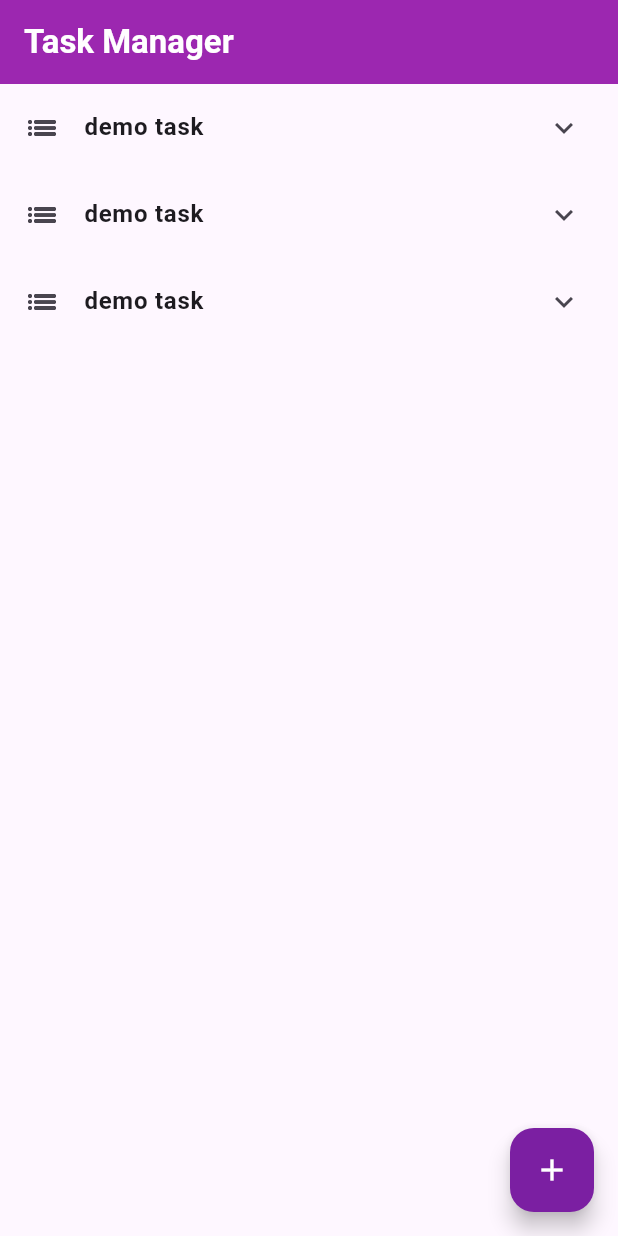
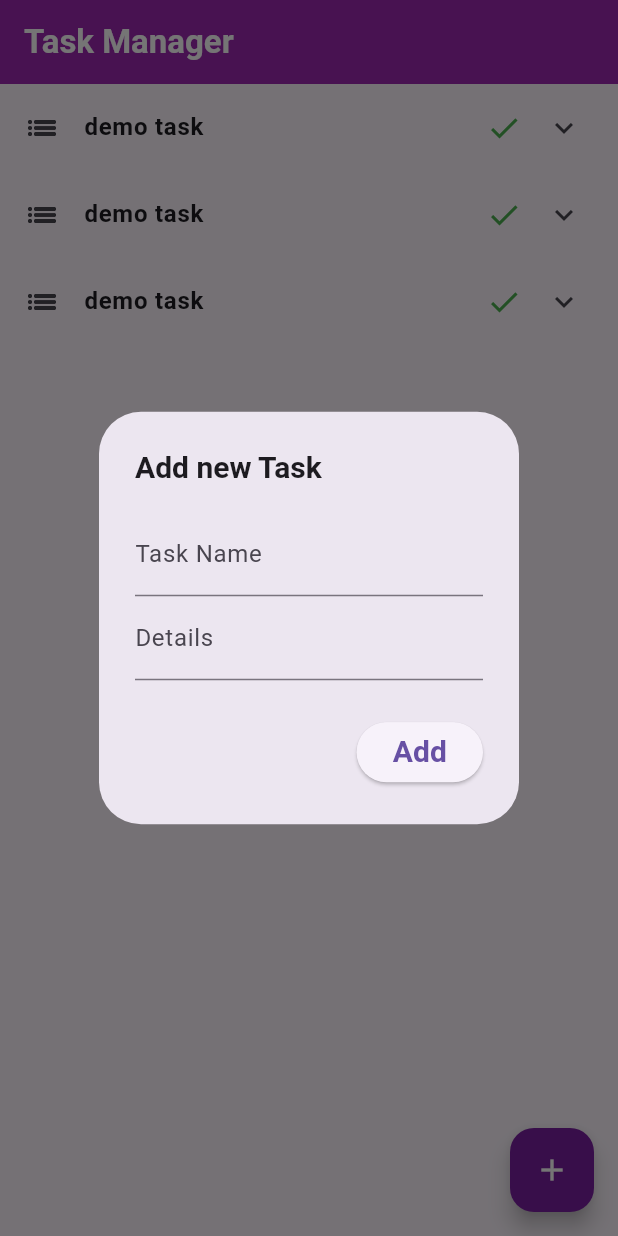
Before and after one commit to mahabubulhasibshawon/Task-Manager, a Flutter app: the screen it shows after launch, after a tap on the "add" icon, on a phone screen of 412 x 824 dp. Run offline on Flutter 3.47's test engine with Material 3 defaults, Android fonts, the phone set to English and light mode, and no system bars.

Commit message:
add tik sign

```diff
--- a/lib/screens/home_page.dart
+++ b/lib/screens/home_page.dart
@@ -1,38 +1,49 @@
 import 'package:flutter/material.dart';
 import 'package:task_manager/src/homepage_controller.dart';
 
-class HomePage extends StatelessWidget {
+class HomePage extends StatefulWidget {
   HomePage({super.key});
 
+  @override
+  State<HomePage> createState() => _HomePageState();
+}
+
+class _HomePageState extends State<HomePage> {
   final controller = HomepageController();
 
   @override
   Widget build(BuildContext context) {
     return Scaffold(
       appBar: AppBar(
-        title: const Text('Task Manager', style: TextStyle(color: Colors.white, fontWeight: FontWeight.bold),),
+        title: const Text(
+          'Task Manager',
+          style: TextStyle(color: Colors.white, fontWeight: FontWeight.bold),
+        ),
         backgroundColor: Colors.purple,
       ),
-
       body: ListView.builder(
           itemCount: controller.taskList.length,
-          itemBuilder: (ctx, index){
+          itemBuilder: (ctx, index) {
             return ExpansionTile(
-          title: Text(
+              title: Row(
+                mainAxisAlignment: MainAxisAlignment.spaceBetween,
+                children: [
+                  Text(
                     controller.taskList[index].taskName,
-            style: TextStyle(fontWeight: FontWeight.bold),
+                    style: const TextStyle(fontWeight: FontWeight.bold),
                   ),
-          leading: Icon(Icons.list_sharp),
+                  Icon(Icons.done,color: Colors.green,)
+                ],
+              ),
+              leading: const Icon(Icons.list_sharp),
               children: [
                 Container(
-              padding: EdgeInsets.all(20),
+                  padding: const EdgeInsets.all(20),
                   child: Row(
                     children: [
                       Text(
                         controller.taskList[index].taskDetails,
-                    style: const TextStyle(
-                      fontSize: 16
-                    ),
+                        style: const TextStyle(fontSize: 16),
                         textAlign: TextAlign.start,
                       ),
                     ],
@@ -42,9 +53,56 @@ class HomePage extends StatelessWidget {
             );
           }),
       floatingActionButton: FloatingActionButton(
-        onPressed: (){},
-        child: const Icon(Icons.add, color: Colors.white,),
+        onPressed: () {
+          showDialog(
+              context: context,
+              builder: (ctx) {
+                return AlertDialog(
+                  title: const Text(
+                    'Add new Task',
+                    style: TextStyle(
+                      fontSize: 20,
+                      fontWeight: FontWeight.bold,
+                    ),
+                  ),
+                  content: Column(
+                    mainAxisSize: MainAxisSize.min,
+                    children: [
+                      TextField(
+                        controller: controller.taskTitleController,
+                        decoration: InputDecoration(
+                            label: Text('Task Name'),
+                            hintText: 'Name of the task'),
+                      ),
+                      TextField(
+                        controller: controller.taskDetailsController,
+                        decoration: InputDecoration(
+                            label: Text('Details'),
+                            hintText: 'Type your task details'),
+                      ),
+                    ],
+                  ),
+                  actions: [
+                    ElevatedButton(
+                        onPressed: (){
+                          setState(() {
+                            controller.addNewTask();
+                          });
+                        },
+                        child: const Text(
+                          'Add',
+                          style: TextStyle(
+                              fontWeight: FontWeight.bold, fontSize: 20),
+                        ))
+                  ],
+                );
+              });
+        },
         backgroundColor: Colors.purple.shade700,
+        child: const Icon(
+          Icons.add,
+          color: Colors.white,
+        ),
       ),
     );
   }
--- a/lib/src/homepage_controller.dart
+++ b/lib/src/homepage_controller.dart
@@ -1,9 +1,22 @@
+import 'package:flutter/cupertino.dart';
+
 import '../models/task_model.dart';
 
-class HomepageController{
+class HomepageController {
+  final TextEditingController taskTitleController = TextEditingController();
+  final TextEditingController taskDetailsController = TextEditingController();
+
   List<TaskModel> taskList = [
-    TaskModel(taskName: 'demo task', taskDetails: 'Hello world\n', isComplete: false),
+    TaskModel(
+        taskName: 'demo task', taskDetails: 'Hello world\n', isComplete: false),
     TaskModel(taskName: 'demo task', taskDetails: '', isComplete: false),
     TaskModel(taskName: 'demo task', taskDetails: '', isComplete: false),
   ];
+
+  void addNewTask() {
+    taskList.add(TaskModel(
+        taskName: taskDetailsController.text,
+        taskDetails: taskDetailsController.text,
+        isComplete: false));
+  }
 }
```
Lines whose indentation alone changed are shown as unchanged.
